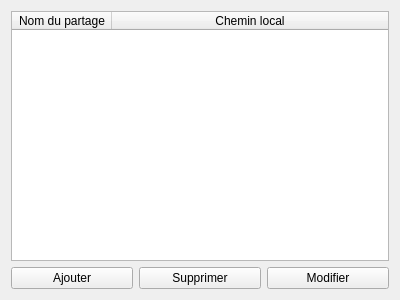
Old version of the form ui/shares.ui in the repository MaximeCheramy/pyrex.
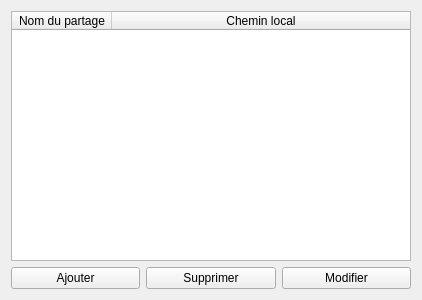
New version of the form.

Commit message: Modif mineure : amélioration graphique du TabShares : la largeur des colonnes est définie par la taille du texte

```diff
--- a/ui/shares.ui
+++ b/ui/shares.ui
@@ -6,7 +6,7 @@
    <rect>
     <x>0</x>
     <y>0</y>
-    <width>400</width>
+    <width>418</width>
     <height>300</height>
    </rect>
   </property>
@@ -16,6 +16,18 @@
   <layout class="QVBoxLayout" name="verticalLayout">
    <item>
     <widget class="QTableWidget" name="table_sharedirs">
+     <property name="minimumSize">
+      <size>
+       <width>400</width>
+       <height>0</height>
+      </size>
+     </property>
+     <attribute name="horizontalHeaderCascadingSectionResizes">
+      <bool>false</bool>
+     </attribute>
+     <attribute name="horizontalHeaderMinimumSectionSize">
+      <number>56</number>
+     </attribute>
      <attribute name="horizontalHeaderShowSortIndicator" stdset="0">
       <bool>false</bool>
      </attribute>
@@ -29,11 +41,22 @@
       <property name="text">
        <string>Nom du partage</string>
       </property>
+      <property name="font">
+       <font>
+        <italic>false</italic>
+       </font>
+      </property>
+      <property name="textAlignment">
+       <set>AlignHCenter|AlignVCenter|AlignCenter</set>
+      </property>
      </column>
      <column>
       <property name="text">
        <string>Chemin local</string>
       </property>
+      <property name="textAlignment">
+       <set>AlignHCenter|AlignVCenter|AlignCenter</set>
+      </property>
      </column>
     </widget>
    </item>
```
The commit also changes 1 other file.
